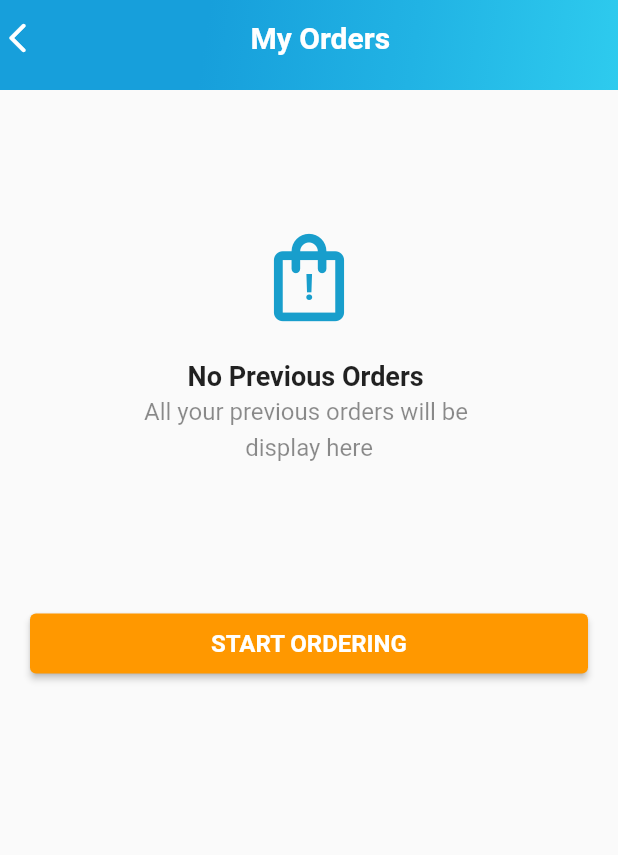
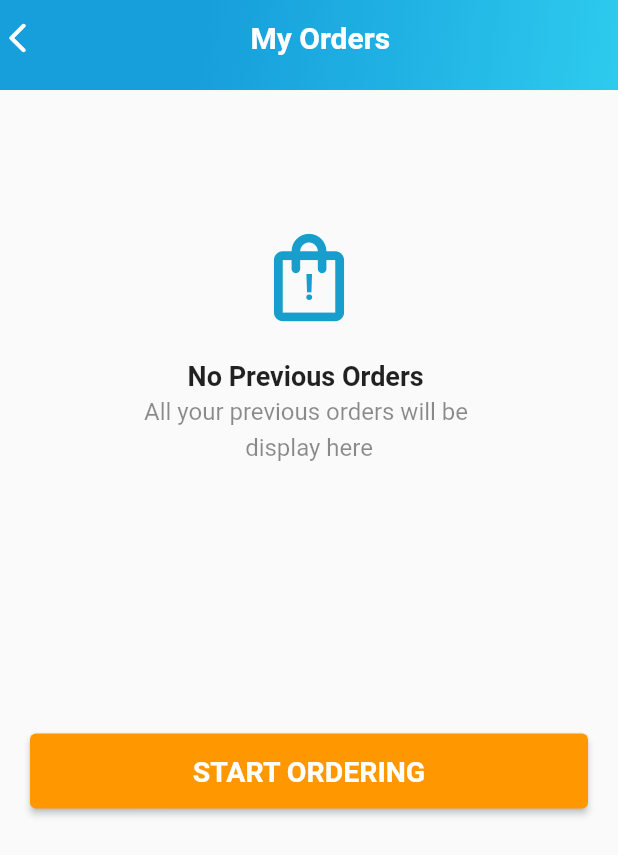
Before and after one commit to Mostafa-elshnhab/yodawy_iti_project, a Flutter app: the MyOrderScreen screen opened directly, on a phone screen of 412 x 824 dp. Shown: the top 855 px of the screen. Run offline on Flutter 3.47's test engine with Material 2 defaults, Android fonts, the phone set to English and light mode, and no system bars; our stand-ins replace carousel_pro_nullsafety, flutter_image_slideshow, hexcolor, image_picker; missing offline and left inert: country_list_pick, flutter_verification_code.

Commit message:
Update in Support

```diff
--- a/lib/layout/support/myorder.dart
+++ b/lib/layout/support/myorder.dart
@@ -94,11 +94,11 @@ class _MyOrderScreenState extends State<MyOrderScreen> {
                 Text('All your previous orders will be ' ,
                     style: TextStyle(color: Colors.black45 , fontSize: 16 , height: 1.5) ) ,
                 Text('display here' , style: TextStyle( color: Colors.black45 , fontSize: 16 , height: 1.5) ),
-                SizedBox(height: 100 ,),
+                SizedBox(height: 180 ,),
                 Container(
                   width: double.infinity,
                   margin: EdgeInsets.symmetric(horizontal: 20 ),
-                  height: 40,
+                  height: 50,
                   child: ElevatedButton(
                       style: ElevatedButton.styleFrom(
                           primary: Colors.orange
@@ -110,7 +110,7 @@ class _MyOrderScreenState extends State<MyOrderScreen> {
                       },
                       //////////////////////////////////////////////
                       child: Text('START ORDERING' ,
-                        style: TextStyle(fontWeight:FontWeight.w700 , fontSize: 16),)),
+                        style: TextStyle(fontWeight:FontWeight.w700 , fontSize: 19 ),)),
                 )
               ],
             ),
```
Also changed, not shown: lib/layout/support/howCan.dart (+41 -13 lines), lib/layout/support/writeDetail.dart (+7 -4 lines).
